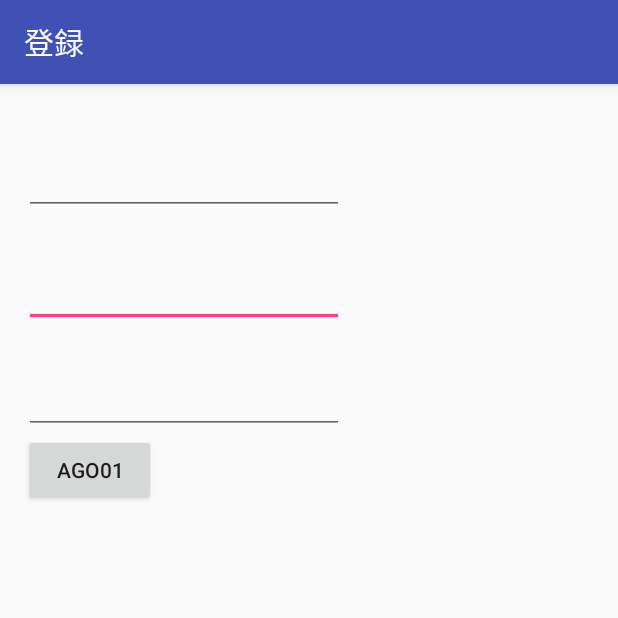
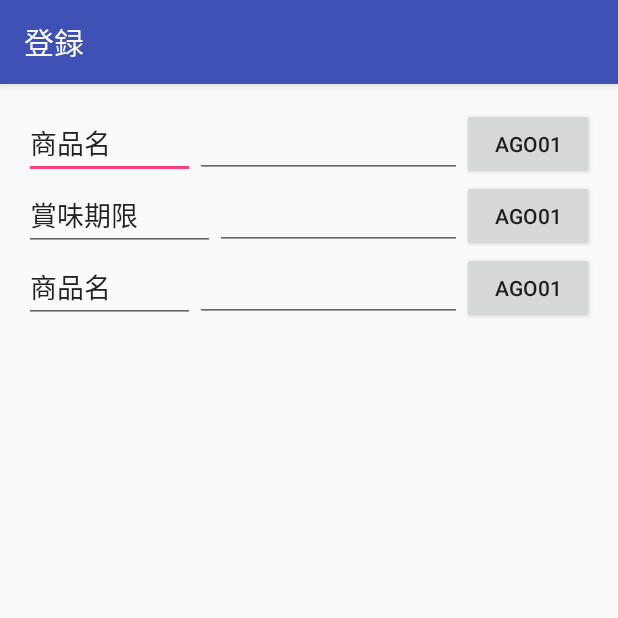
Before and after one commit to TeamNumazu/AGO01, an Android app: the ItemRegisterActivity screen opened directly, with no data from a screen before it, on a phone screen of 412 x 824 dp, the top half of it. Run offline under Robolectric (Android 15) with nearby library versions, the light colour scheme and no system bars.

Commit message:
レイアウトを縦に並べることに成功

```diff
--- a/src/app/src/main/res/layout/content_item_register.xml
+++ b/src/app/src/main/res/layout/content_item_register.xml
@@ -1,5 +1,5 @@
 <?xml version="1.0" encoding="utf-8"?>
-<RelativeLayout xmlns:android="http://schemas.android.com/apk/res/android"
+<LinearLayout xmlns:android="http://schemas.android.com/apk/res/android"
     xmlns:app="http://schemas.android.com/apk/res-auto"
     xmlns:tools="http://schemas.android.com/tools"
     android:id="@+id/content_item_register"
@@ -11,59 +11,79 @@
     android:paddingTop="@dimen/activity_vertical_margin"
     app:layout_behavior="@string/appbar_scrolling_view_behavior"
     tools:context="com.example.silve.ago01.activity.ItemRegisterActivity"
-    tools:showIn="@layout/activity_item_register">
+    tools:showIn="@layout/activity_item_register"
+    android:orientation="vertical"
+    >
 
-    <EditText
+    <LinearLayout
+        android:layout_width="match_parent"
+        android:layout_height="wrap_content">
+        <android.support.design.widget.TextInputEditText
             android:layout_width="wrap_content"
             android:layout_height="wrap_content"
-        android:inputType="textPersonName"
-        android:ems="10"
-        android:layout_marginTop="29dp"
-        android:id="@+id/editText2"
-        android:layout_below="@+id/editText"
-        android:layout_alignParentLeft="true"
-        android:layout_alignParentStart="true" />
-
+            android:layout_weight="1"
+            android:text="商品名"/>
         <EditText
+            android:id="@+id/item_name"
             android:layout_width="wrap_content"
             android:layout_height="wrap_content"
-        android:inputType="textPersonName"
-        android:ems="10"
-        android:layout_marginTop="26dp"
-        android:id="@+id/editText3"
-        android:layout_below="@+id/editText2"
-        android:layout_alignParentLeft="true"
-        android:layout_alignParentStart="true" />
-
-    <EditText
-        android:layout_width="wrap_content"
-        android:layout_height="wrap_content"
-        android:inputType="textPersonName"
-        android:ems="10"
-        android:layout_marginTop="26dp"
-        android:id="@+id/editText"
-        android:layout_alignParentTop="true"
-        android:layout_alignParentLeft="true"
-        android:layout_alignParentStart="true" />
+            android:layout_weight="3"
+            />
 
         <include
+            android:id="@+id/calender_button"
             layout="@layout/fragment_date_picker"
             android:layout_width="wrap_content"
             android:layout_height="wrap_content"
-        android:inputType="textPersonName"
-        android:ems="10"
-        android:layout_below="@+id/editText3"
-        android:layout_alignParentLeft="true"
-        android:layout_alignParentStart="true"
-        android:id="@+id/calender_button" />
 
-    <android.support.design.widget.TextInputLayout
+            />
+    </LinearLayout>
+
+    <LinearLayout
         android:layout_width="match_parent"
+        android:layout_height="wrap_content">
+        <android.support.design.widget.TextInputEditText
+            android:layout_width="wrap_content"
             android:layout_height="wrap_content"
-        android:layout_alignParentBottom="true"
-        android:layout_centerHorizontal="true"
-        android:layout_marginBottom="44dp">
+            android:layout_weight="1"
+            android:text="賞味期限"/>
+        <EditText
+            android:id="@+id/expired_at"
+            android:layout_width="wrap_content"
+            android:layout_height="wrap_content"
+            android:layout_weight="3"
+            />
 
-    </android.support.design.widget.TextInputLayout>
+        <include
+            android:id="@+id/calender_button"
+            layout="@layout/fragment_date_picker"
+            android:layout_width="wrap_content"
+            android:layout_height="wrap_content"
 
-</RelativeLayout>
+            />
+    </LinearLayout>
+    <LinearLayout
+        android:layout_width="match_parent"
+        android:layout_height="wrap_content">
+        <android.support.design.widget.TextInputEditText
+            android:layout_width="wrap_content"
+            android:layout_height="wrap_content"
+            android:layout_weight="1"
+            android:text="商品名"/>
+        <EditText
+            android:id="@+id/editText"
+            android:layout_width="wrap_content"
+            android:layout_height="wrap_content"
+            android:layout_weight="3"
+            />
+
+        <include
+            android:id="@+id/calender_button"
+            layout="@layout/fragment_date_picker"
+            android:layout_width="wrap_content"
+            android:layout_height="wrap_content"
+
+            />
+    </LinearLayout>
+
+</LinearLayout>
```
Lines whose indentation alone changed are shown as unchanged.
